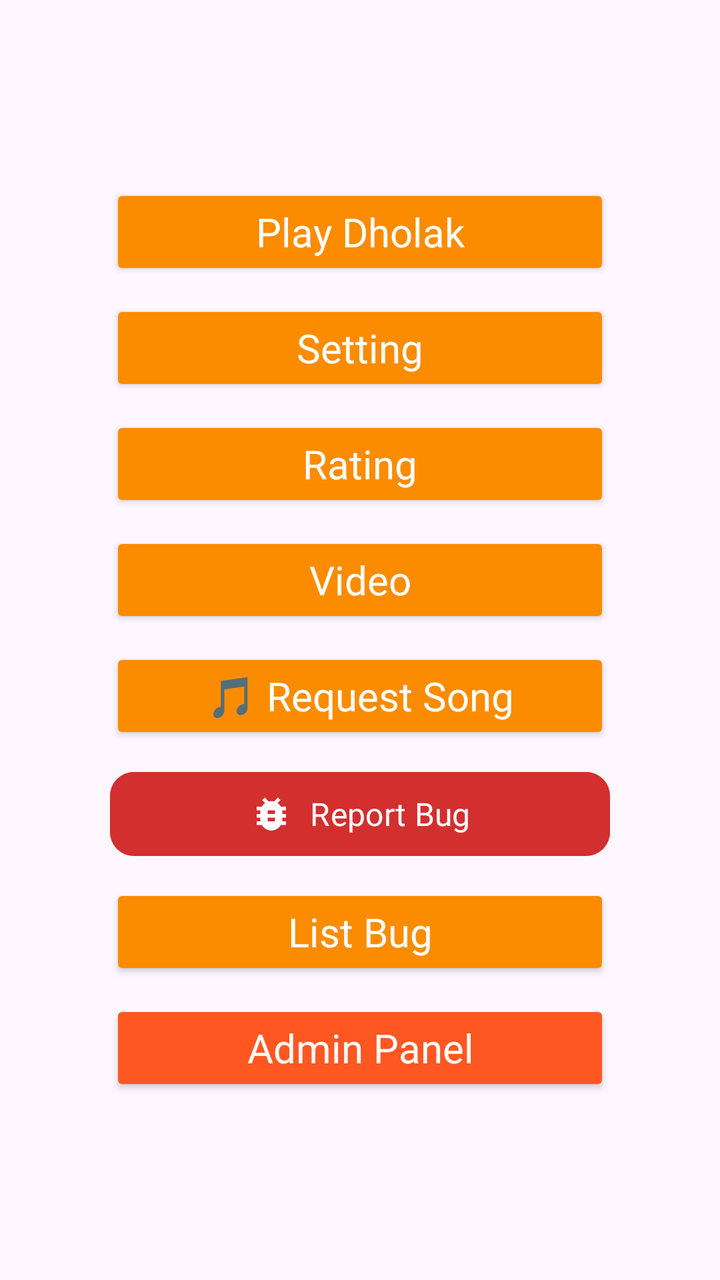
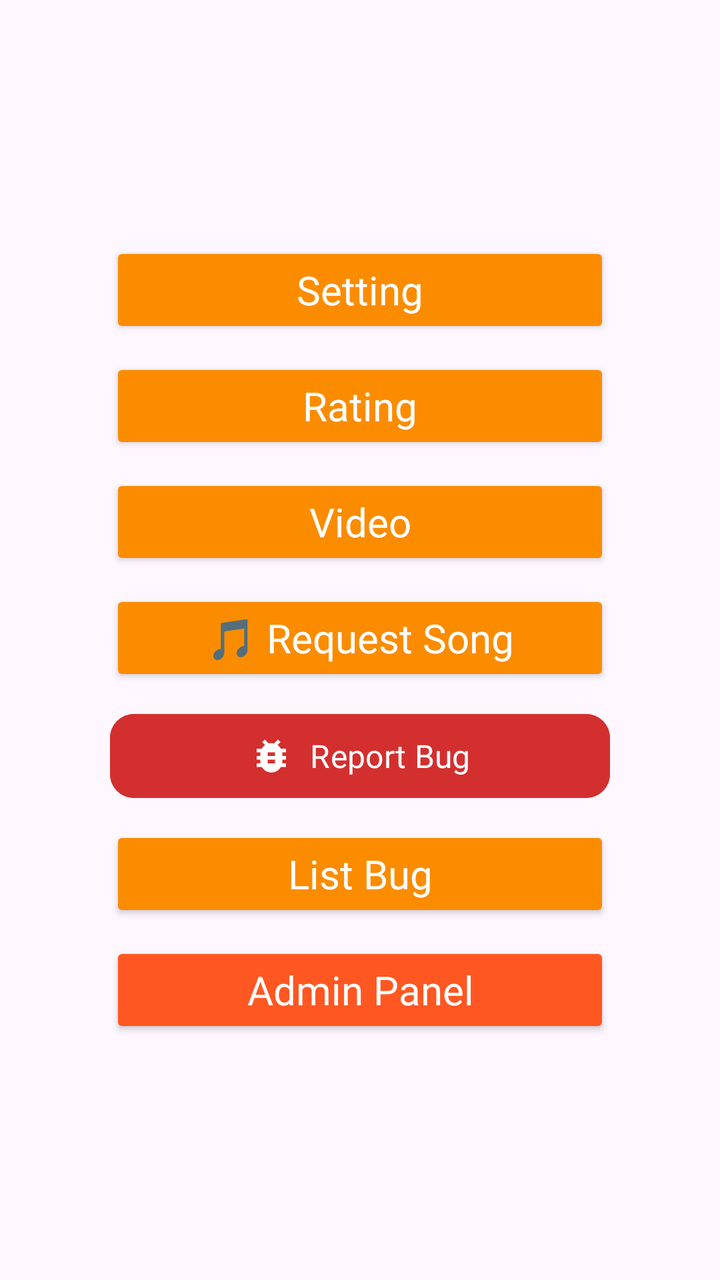

Before-and-after screenshots of an Android layout around one commit, followed by the original layout XML and the change that was made.
<!-- AndroidManifest.xml: application theme Theme.RecordingZaif -->
<!-- res/layout/fragment_home.xml -->
<?xml version="1.0" encoding="utf-8"?>
<RelativeLayout xmlns:android="http://schemas.android.com/apk/res/android"
    xmlns:app="http://schemas.android.com/apk/res-auto"
    android:layout_width="match_parent"
    xmlns:tools="http://schemas.android.com/tools"
    android:layout_height="match_parent">


    <ImageView
        android:id="@+id/ivBackground"
        android:layout_width="match_parent"
        android:layout_height="match_parent"
        android:scaleType="centerCrop"/>

    <LinearLayout
        android:orientation="vertical"
        android:layout_centerInParent="true"
        android:gravity="center"
        android:layout_width="match_parent"
        android:layout_height="wrap_content">

        <androidx.appcompat.widget.AppCompatButton
            android:layout_margin="5dp"
            android:padding="5dp"
            android:layout_weight="1"
            android:id="@+id/btn_next"
            android:layout_width="250dp"
            android:layout_height="wrap_content"
            android:text="Play Dholak"
            android:textSize="20sp"
            android:fontFamily="@font/rimouski"
            android:textAllCaps="false"
            android:backgroundTint="@color/colorAccent"
            android:textColor="@android:color/white"
            tools:ignore="HardcodedText"
            tools:targetApi="lollipop" />


        <androidx.appcompat.widget.AppCompatButton
            android:layout_margin="5dp"
            android:padding="5dp"
            android:layout_weight="1"
            android:id="@+id/btn_setting"
            android:layout_width="250dp"
            android:layout_height="match_parent"
            android:textSize="20sp"
            android:text="@string/setting"
            android:fontFamily="@font/rimouski"
            android:textAllCaps="false"
            android:backgroundTint="@color/colorAccent"
            android:textColor="@android:color/white"
            tools:ignore="HardcodedText"
            tools:targetApi="lollipop" />

        <androidx.appcompat.widget.AppCompatButton
            android:layout_margin="5dp"
            android:padding="5dp"
            android:layout_weight="1"
            android:id="@+id/btn_rating"
            android:layout_width="250dp"
            android:layout_height="match_parent"
            android:textSize="20sp"
            android:text="Rating"
            android:fontFamily="@font/rimouski"
            android:textAllCaps="false"
            android:backgroundTint="@color/colorAccent"
            android:textColor="@android:color/white"
            tools:ignore="HardcodedText"
            tools:targetApi="lollipop" />


        <androidx.appcompat.widget.AppCompatButton
            android:layout_margin="5dp"
            android:padding="5dp"
            android:layout_weight="1"
            android:id="@+id/btn_video"
            android:layout_width="250dp"
            android:layout_height="match_parent"
            android:textSize="20sp"
            android:text="Video"
            android:fontFamily="@font/rimouski"
            android:textAllCaps="false"
            android:backgroundTint="@color/colorAccent"
            android:textColor="@android:color/white"
            tools:ignore="HardcodedText"
            tools:targetApi="lollipop" />

        <androidx.appcompat.widget.AppCompatButton
            android:layout_margin="5dp"
            android:padding="5dp"
            android:layout_weight="1"
            android:id="@+id/btn_request_song"
            android:layout_width="250dp"
            android:layout_height="match_parent"
            android:textSize="20sp"
            android:text="@string/request_song"
            android:fontFamily="@font/rimouski"
            android:textAllCaps="false"
            android:backgroundTint="@color/colorAccent"
            android:textColor="@android:color/white"
            tools:targetApi="lollipop" />

        <com.google.android.material.button.MaterialButton
            android:layout_margin="5dp"
            android:layout_weight="1"
            android:id="@+id/btn_bug_report"
            android:layout_width="250dp"
            android:layout_height="wrap_content"
            android:paddingTop="10dp"
            android:paddingBottom="10dp"
            android:textSize="16sp"
            android:text="@string/report"
            android:fontFamily="@font/rimouski"
            android:textAllCaps="false"
            android:backgroundTint="@color/color_bug_report"
            android:textColor="@android:color/white"
            app:icon="@drawable/ic_bug_report"
            app:iconGravity="textStart"
            app:iconSize="22dp"
            app:iconPadding="8dp"
            app:cornerRadius="12dp"
            tools:targetApi="lollipop" />

        <androidx.appcompat.widget.AppCompatButton
            android:layout_margin="5dp"
            android:padding="5dp"
            android:layout_weight="1"
            android:id="@+id/btn_list_bug"
            android:layout_width="250dp"
            android:layout_height="match_parent"
            android:textSize="20sp"
            android:text="List Bug"
            android:fontFamily="@font/rimouski"
            android:textAllCaps="false"
            android:backgroundTint="@color/colorAccent"
            android:textColor="@android:color/white"
            tools:targetApi="lollipop" />

        <androidx.appcompat.widget.AppCompatButton
            android:layout_margin="5dp"
            android:padding="5dp"
            android:layout_weight="1"
            android:id="@+id/btn_admin_view"
            android:layout_width="250dp"
            android:layout_height="match_parent"
            android:textSize="20sp"
            android:text="Admin Panel"
            android:fontFamily="@font/rimouski"
            android:textAllCaps="false"
            android:backgroundTint="#FF5722"
            android:textColor="@android:color/white"
            tools:targetApi="lollipop" />

    </LinearLayout>


</RelativeLayout>
<!-- resources referenced by this layout -->
<resources>
  <color name="colorAccent">#FB8C00</color>
  <color name="color_bug_report">#D32F2F</color>
  <!-- drawable ic_bug_report (drawable) -->
  <?xml version="1.0" encoding="utf-8"?>
  <vector xmlns:android="http://schemas.android.com/apk/res/android"
      android:width="24dp"
      android:height="24dp"
      android:viewportWidth="24"
      android:viewportHeight="24">
      <path
          android:fillColor="@android:color/white"
          android:pathData="M20,8h-2.81c-0.45,-0.78 -1.07,-1.45 -1.82,-1.96L17,4.41 15.59,3l-2.17,2.17C13,5.06 12.51,5 12,5c-0.51,0 -1,0.06 -1.41,0.17L8.41,3 7,4.41l1.62,1.63C7.88,6.55 7.26,7.22 6.81,8H4v2h2.09C6.04,10.33 6,10.66 6,11v1H4v2h2v1c0,0.34 0.04,0.67 0.09,1H4v2h2.81c1.04,1.79 2.97,3 5.19,3s4.15,-1.21 5.19,-3H20v-2h-2.09c0.05,-0.33 0.09,-0.66 0.09,-1v-1h2v-2h-2v-1c0,-0.34 -0.04,-0.67 -0.09,-1H20V8zM14,16h-4v-2h4V16zM14,12h-4v-2h4V12z" />
  </vector>
  <string name="report">Report Bug</string>
  <string name="request_song">🎵 Request Song</string>
  <string name="setting">Setting</string>
  <style name="Theme.RecordingZaif" parent="Base.Theme.RecordingZaif" />
  <style name="Base.Theme.RecordingZaif" parent="Theme.Material3.DayNight.NoActionBar">
          
          
      </style>
</resources>

<!-- the commit's change to res/layout/fragment_home.xml (unified diff, before → after) -->
@@ -22,6 +22,7 @@
         <androidx.appcompat.widget.AppCompatButton
             android:layout_margin="5dp"
             android:padding="5dp"
+            android:visibility="gone"
             android:layout_weight="1"
             android:id="@+id/btn_next"
             android:layout_width="250dp"
